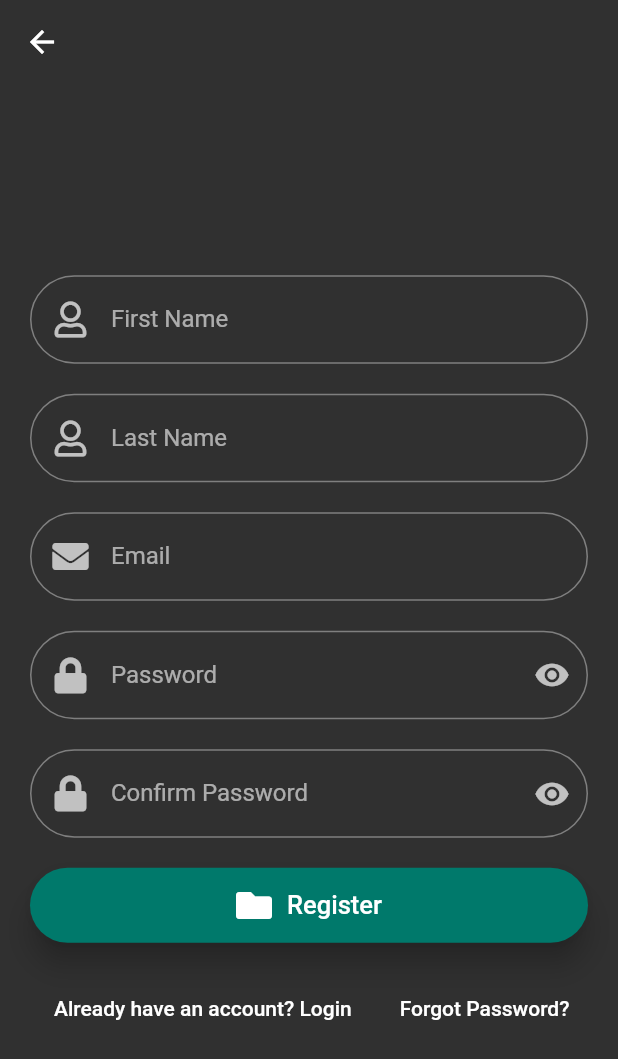
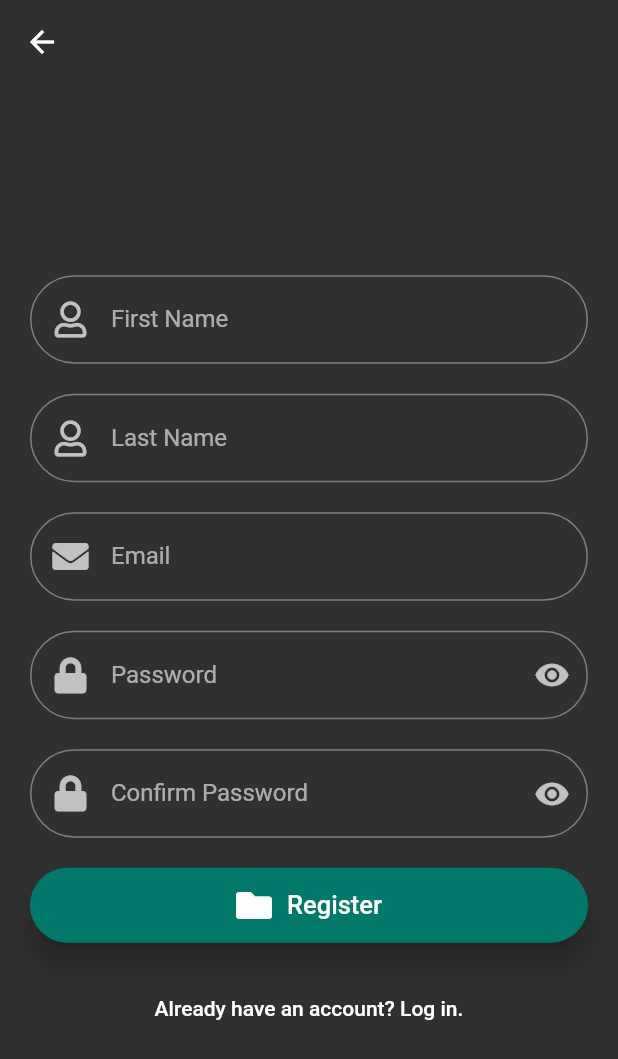
Before and after one commit to rianenichelle/flutter-auth, a Flutter app: the RegistrationScreen screen opened by its route, on a phone screen of 412 x 824 dp. Shown: the top 1059 px of the screen. Run offline on Flutter 3.47's test engine with Material 2 defaults, Android fonts, the phone set to English and light mode, and no system bars; our stand-ins replace cloud_firestore, firebase_auth, firebase_core, font_awesome_flutter, get, google_sign_in and 2 more; accounts and stored records are empty.

Commit message:
until shared preferences

```diff
--- a/lib/screens/LoginScreen.dart
+++ b/lib/screens/LoginScreen.dart
@@ -126,7 +126,7 @@ class LoginScreenState extends State<LoginScreen> {
 
       LocalStorageService.setName(user.user.displayName);
       LocalStorageService.setUid(user.user.uid);
-      LocalStorageService.setRefreshToken(user.user.refreshToken);
+      // LocalStorageService.setRefreshToken(user.user.refreshToken);
 
       Get.offNamed(DashboardScreen.routeName);
     } catch (e) {
@@ -138,7 +138,7 @@ class LoginScreenState extends State<LoginScreen> {
     });
   }
 
-  logInWithEmailAndPassword() async {
+  loginWithEmailAndPassword() async {
     try{
       setState(() {
           isLoggingIn = true;
@@ -147,6 +147,7 @@ class LoginScreenState extends State<LoginScreen> {
       var user = await _authService.signInWithEmailAndPassword(
         _emailController.value.text,
         _passwordController.value.text);
+
       if (user == null) {
           print("Invalid user credentials.");
           return;
--- a/lib/screens/RegistrationScreen.dart
+++ b/lib/screens/RegistrationScreen.dart
@@ -6,7 +6,6 @@ import 'package:basecode/widgets/CustomTextFormField.dart';
 import 'package:basecode/widgets/PasswordField.dart';
 import 'package:basecode/widgets/PrimaryButton.dart';
 import 'package:basecode/widgets/SecondaryButton.dart';
-// import 'package:firebase_auth/firebase_auth.dart';
 import 'package:flutter/material.dart';
 import 'package:font_awesome_flutter/font_awesome_flutter.dart';
 import 'package:get/get.dart';
@@ -117,14 +116,9 @@ class RegistrationScreenState extends State<RegistrationScreen> {
                       mainAxisAlignment: MainAxisAlignment.spaceEvenly,
                       children: [
                         SecondaryButton(
-                            text: "Already have an account? Login",
+                            text: "Already have an account? Log in.",
                             onPress: () {
                               Get.offNamed(LoginScreen.routeName);
-                            }),
-                        SecondaryButton(
-                            text: "Forgot Password?",
-                            onPress: () {
-                              Get.toNamed(ForgotPasswordScreen.routeName);
                             }),
                       ],
                     ),
--- a/lib/screens/SettingsScreen.dart
+++ b/lib/screens/SettingsScreen.dart
@@ -12,7 +12,7 @@ class SettingsScreen extends StatefulWidget {
 }
 
 class SettingsScreenState extends State<SettingsScreen> {
-  AuthService authService = AuthService();
+  AuthService _authService = AuthService();
   @override
   Widget build(BuildContext context) {
     return Scaffold(
@@ -21,7 +21,7 @@ class SettingsScreenState extends State<SettingsScreen> {
         child: SingleChildScrollView(
           child: ElevatedButton(
             onPressed: () async {
-              await authService.logout();
+              await _authService.logout();
               LocalStorageService.setName("");
               LocalStorageService.setUid("");
               Get.offAllNamed(LoginScreen.routeName);
--- a/lib/services/LocalStorageService.dart
+++ b/lib/services/LocalStorageService.dart
@@ -7,7 +7,7 @@ class LocalStorageService {
   static const String _refreshTokenKey = "refreshToken";
 
   static Future initialize() async =>
-      _preferences = await SharedPreferences.getInstance();
+    _preferences = await SharedPreferences.getInstance();
 
   static Future setName(String username) async =>
       await _preferences.setString(_usernameKey, username);
--- a/pubspec.yaml
+++ b/pubspec.yaml
@@ -34,6 +34,7 @@ dependencies:
   firebase_core: ^1.7.0
   modal_progress_hud: ^0.1.3
   shared_preferences: 2.0.0
+  cloud_firestore: 2.0.0
 
 dev_dependencies:
   flutter_test:
```
Also changed, not shown: lib/services/AuthService.dart (+3 -7 lines), lib/main.dart (line endings or trailing spaces), pubspec.lock, 1 other file.
